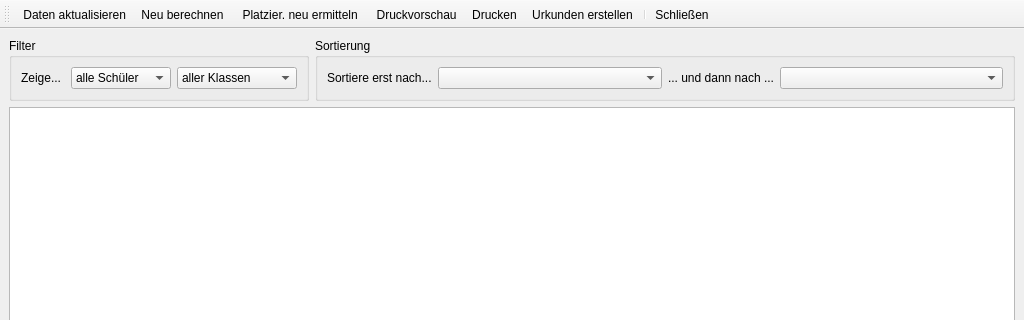
Qt form ui/EvaluateForm.ui (libf-de/ffx-sportfest) before a commit; both pictures show x 0 to 1024 and y 0 to 320 of the 1024 by 700 pixel window.
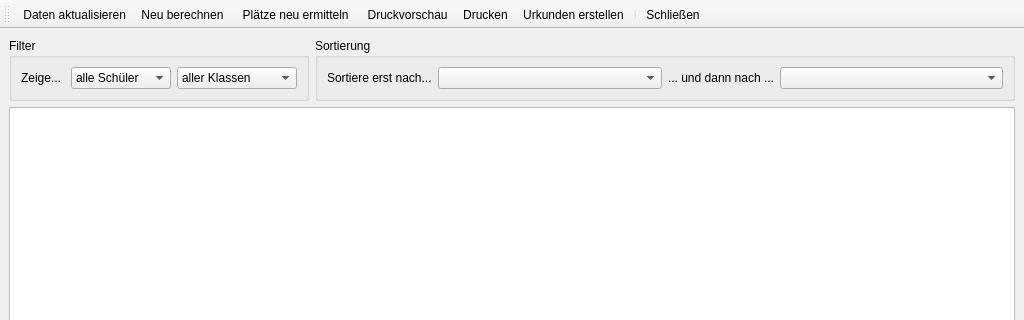
The same form after that commit. Icons and pictures are not drawn.

```diff
--- a/ui/EvaluateForm.ui
+++ b/ui/EvaluateForm.ui
@@ -223,10 +223,10 @@
      <disabledon>:/themes/oxygen/128x128/places/favorites.png</disabledon>:/toolbar_icons_48/favorites</iconset>
    </property>
    <property name="text">
-    <string>Platzier. neu ermitteln</string>
+    <string>Plätze neu ermitteln</string>
    </property>
    <property name="iconText">
-    <string> Platzier. neu ermitteln</string>
+    <string> Plätze neu ermitteln</string>
    </property>
    <property name="toolTip">
     <string>&lt;html&gt;&lt;head/&gt;&lt;body&gt;&lt;p&gt;Ermittelt die Platzierungen für den ausgewählten Filter neu. Dies passiert normalerweise automatisch, kann aber mit dieser Funktion erzwungen werden.&lt;/p&gt;&lt;/body&gt;&lt;/html&gt;</string>
```
